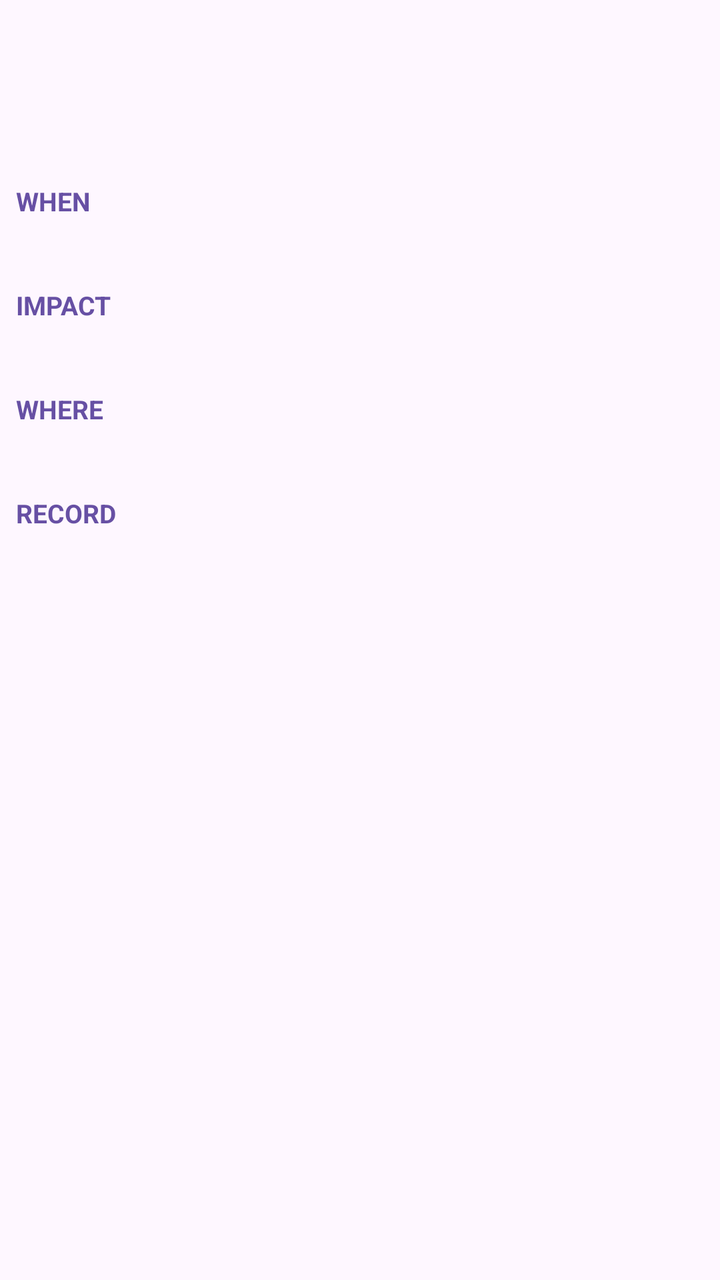
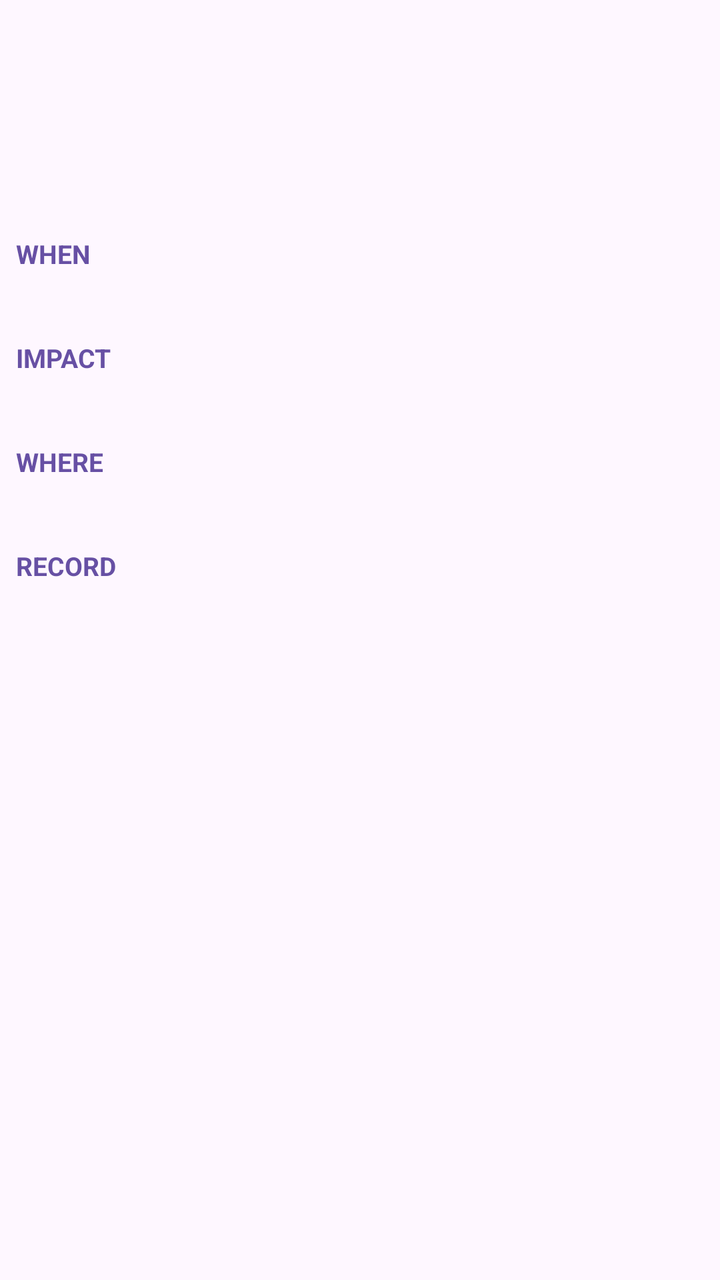

The first picture is an Android layout as it rendered before a commit; the second is the same layout after the commit. The layout source and the unified diff follow.
<!-- AndroidManifest.xml: application theme Theme.BowieDay_Adam_S1831372 -->
<!-- res/layout/frag_situation_detail.xml -->
<?xml version="1.0" encoding="utf-8"?>
<ScrollView xmlns:android="http://schemas.android.com/apk/res/android"
    android:layout_width="match_parent"
    android:layout_height="match_parent">
    <LinearLayout
        android:orientation="vertical"
        android:layout_width="match_parent"
        android:layout_height="wrap_content"
        android:padding="8dp">

        
        <LinearLayout
            android:orientation="horizontal"
            android:layout_width="match_parent"
            android:layout_height="wrap_content"
            android:gravity="center_vertical">
            <ImageView
                android:id="@+id/detailIcon"
                android:layout_width="40dp"
                android:layout_height="40dp"
                android:layout_marginEnd="10dp"
                android:contentDescription="Situation type icon" />
            <TextView
                android:id="@+id/detailType"
                android:layout_width="0dp"
                android:layout_height="wrap_content"
                android:layout_weight="1"
                android:textSize="20sp"
                android:textStyle="bold" />
        </LinearLayout>

        <TextView
            android:id="@+id/detailComment"
            android:layout_width="match_parent"
            android:layout_height="wrap_content"
            android:layout_marginTop="8dp"
            android:textSize="16sp" />

        <TextView
            style="@style/DetailHeading"
            android:text="When" />
        <TextView
            android:id="@+id/detailWhen"
            style="@style/DetailBody" />

        <TextView
            style="@style/DetailHeading"
            android:text="Impact" />
        <TextView
            android:id="@+id/detailImpact"
            style="@style/DetailBody" />

        <TextView
            style="@style/DetailHeading"
            android:text="Where" />
        <TextView
            android:id="@+id/detailWhere"
            style="@style/DetailBody" />

        <TextView
            style="@style/DetailHeading"
            android:text="Record" />
        <TextView
            android:id="@+id/detailRecord"
            style="@style/DetailBody" />
    </LinearLayout>
</ScrollView>
<!-- resources referenced by this layout -->
<resources>
  <style name="DetailBody">
          <item name="android:layout_width">match_parent</item>
          <item name="android:layout_height">wrap_content</item>
          <item name="android:textSize">15sp</item>
          <item name="android:lineSpacingExtra">3dp</item>
      </style>
  <style name="DetailHeading">
          <item name="android:layout_width">match_parent</item>
          <item name="android:layout_height">wrap_content</item>
          <item name="android:layout_marginTop">14dp</item>
          <item name="android:textSize">13sp</item>
          <item name="android:textStyle">bold</item>
          <item name="android:textAllCaps">true</item>
          <item name="android:textColor">?attr/colorPrimary</item>
      </style>
  <style name="Theme.BowieDay_Adam_S1831372" parent="Base.Theme.BowieDay_Adam_S1831372" />
  <style name="Base.Theme.BowieDay_Adam_S1831372" parent="Theme.Material3.DayNight.NoActionBar">
          
          
      </style>
</resources>

<!-- the commit's change to res/layout/frag_situation_detail.xml (unified diff, before → after) -->
@@ -36,6 +36,15 @@
             android:layout_marginTop="8dp"
             android:textSize="16sp" />
 
+        
+        <TextView
+            android:id="@+id/detailDuration"
+            android:layout_width="match_parent"
+            android:layout_height="wrap_content"
+            android:layout_marginTop="6dp"
+            android:textSize="15sp"
+            android:textStyle="bold" />
+
         <TextView
             style="@style/DetailHeading"
             android:text="When" />
